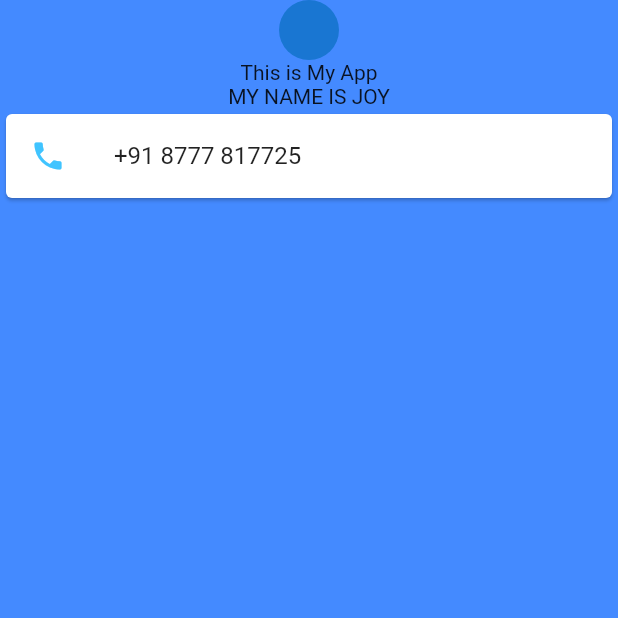
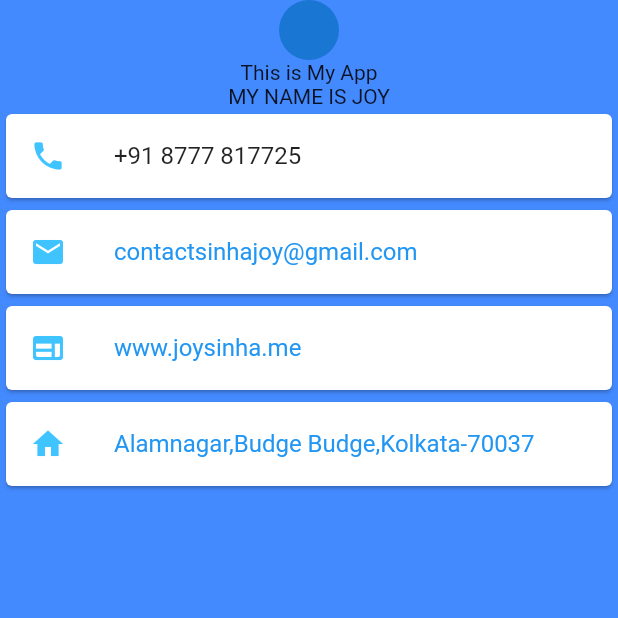
Before and after one commit to sinhajoy/Flutter, a Flutter app: the screen it shows after launch, on a phone screen of 412 x 824 dp, the top half of it. Run offline on Flutter 3.47's test engine with Material 2 defaults, Android fonts, the phone set to English and light mode, and no system bars.

Commit message:
Update main.dart

```diff
--- a/portfolio/lib/main.dart
+++ b/portfolio/lib/main.dart
@@ -30,7 +30,42 @@ class MyApp extends StatelessWidget {
                   ),
                 ),
               ),
-              Card()
+              Card(
+                child: ListTile(
+                  leading: Icon(
+                    Icons.email,
+                    color: Colors.lightBlueAccent,
+                  ),
+                  title: Text(
+                    'contactsinhajoy@gmail.com',
+                    style: TextStyle(color: Colors.blue),
+                  ),
+                ),
+              ),
+              Card(
+                child: ListTile(
+                  leading: Icon(
+                    Icons.web_rounded,
+                    color: Colors.lightBlueAccent,
+                  ),
+                  title: Text(
+                    'www.joysinha.me',
+                    style: TextStyle(color: Colors.blue),
+                  ),
+                ),
+              ),
+              Card(
+                child: ListTile(
+                  leading: Icon(
+                    Icons.home,
+                    color: Colors.lightBlueAccent,
+                  ),
+                  title: Text(
+                    'Alamnagar,Budge Budge,Kolkata-70037',
+                    style: TextStyle(color: Colors.blue),
+                  ),
+                ),
+              )
             ],
           ),
         ),
```
